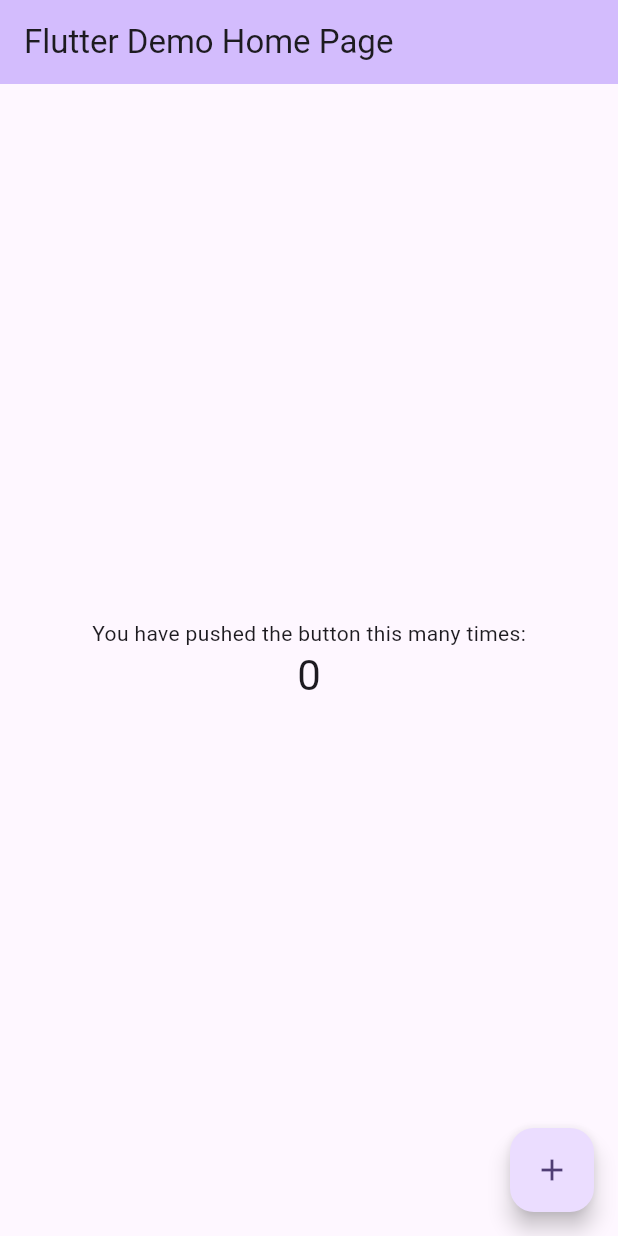
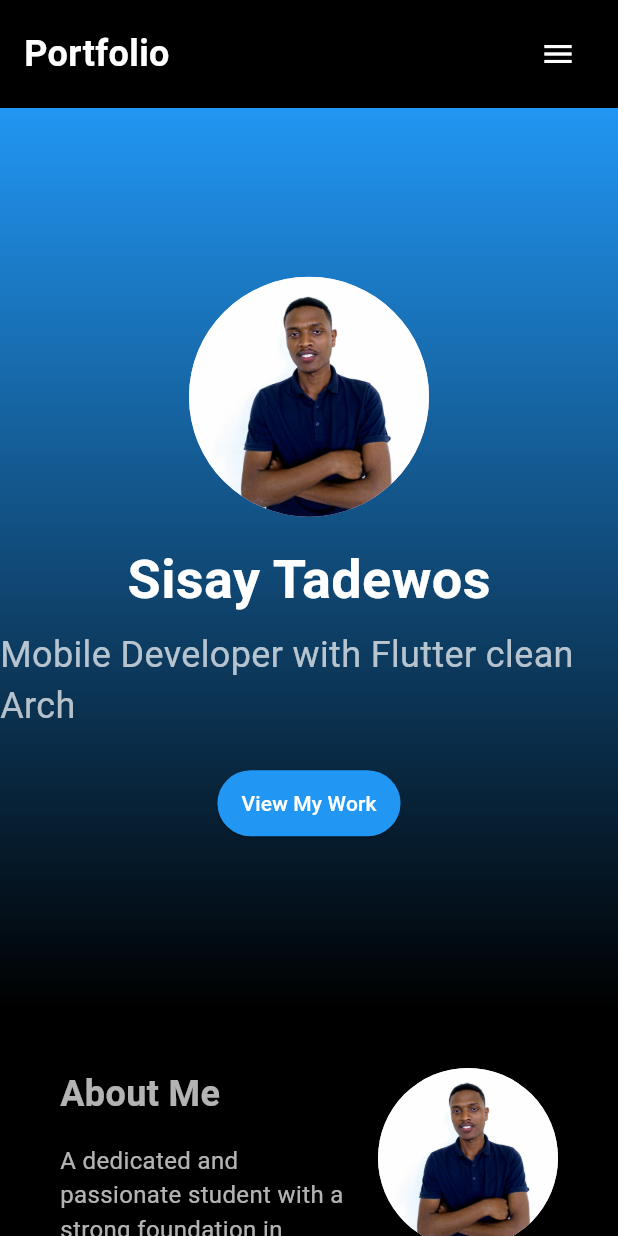
Before and after one commit to Sisyetad/portfolio, a Flutter app: the screen it shows after launch, on a phone screen of 412 x 824 dp. Run offline on Flutter 3.47's test engine with Material 3 defaults, Android fonts, the phone set to English and light mode, and no system bars; drawn by our look-alikes of animated_text_kit; missing offline and left inert: dart:html.

Commit message:
create portfolio with flutter

```diff
--- /dev/null
+++ b/portfolio_project/lib/about_section.dart
@@ -0,0 +1,52 @@
+import 'package:flutter/material.dart';
+import 'package:portfolio_project/usecase.dart';
+
+class AboutSection extends StatelessWidget {
+  const AboutSection({super.key});
+
+  @override
+  Widget build(BuildContext context) {
+    return Container(
+      padding: const EdgeInsets.all(40),
+      child: Row(
+        crossAxisAlignment: CrossAxisAlignment.start,
+        children: [
+          Expanded(
+            child: Column(
+              crossAxisAlignment: CrossAxisAlignment.start,
+              children: [
+                const Text(
+                  'About Me',
+                  style: TextStyle(fontSize: 24, fontWeight: FontWeight.bold),
+                ),
+                const SizedBox(height: 16),
+                const Text(
+                  '''A dedicated and passionate student with a strong foundation in applied mathematics, data structures, and algorithms. Aspiring to become an AI data scientist, I am eager to leverage my analytical and programming skills to develop innovative AI solutions that can drive positive change. Seeking opportunities to further specialize in AI and contribute to impactful projects in the field.''',
+                  style: TextStyle(fontSize: 16),
+                ),
+                const SizedBox(height: 16),
+                ElevatedButton(
+                  onPressed: () {
+                    final useCase = UseCase(
+                      name: 'GitHub',
+                      description: 'My GitHub Profile',
+                      url: 'assets/resume.pdf',
+                    );
+                    useCase.launchURL(useCase.url);
+                  },
+
+                  child: const Text('View Resume'),
+                ),
+              ],
+            ),
+          ),
+          SizedBox(width: 20),
+          const CircleAvatar(
+            radius: 60,
+            backgroundImage: AssetImage('images/portfolio.jpg'),
+          ),
+        ],
+      ),
+    );
+  }
+}
--- /dev/null
+++ b/portfolio_project/lib/home_section.dart
@@ -0,0 +1,79 @@
+import 'package:animated_text_kit/animated_text_kit.dart';
+import 'package:flutter/material.dart';
+import 'package:portfolio_project/usecase.dart';
+
+class HomeSection extends StatelessWidget {
+  const HomeSection({super.key});
+
+  @override
+  Widget build(BuildContext context) {
+    return Container(
+      height: 600,
+      decoration: const BoxDecoration(
+        gradient: LinearGradient(
+          colors: [Colors.blue, Colors.black],
+          begin: Alignment.topCenter,
+          end: Alignment.bottomCenter,
+        ),
+      ),
+      child: Center(
+        child: Column(
+          mainAxisAlignment: MainAxisAlignment.center,
+          children: [
+            const CircleAvatar(
+              radius: 80,
+              backgroundImage: AssetImage('images/portfolio.jpg'),
+            ),
+            const SizedBox(height: 16),
+            const FittedBox(
+              fit: BoxFit.scaleDown,
+              child: Text(
+                'Sisay Tadewos',
+                style: TextStyle(
+                  color: Colors.white,
+                  fontSize: 36,
+                  fontWeight: FontWeight.bold,
+                ),
+                textAlign: TextAlign.center,
+              ),
+            ),
+            const SizedBox(height: 8),
+            AnimatedTextKit(
+              animatedTexts: [
+                TypewriterAnimatedText(
+                  'Mobile Developer with Flutter clean Arch',
+                  textStyle: const TextStyle(
+                    color: Colors.white70,
+                    fontSize: 24,
+                  ),
+                  speed: const Duration(milliseconds: 100),
+                ),
+                TypewriterAnimatedText(
+                  'Backend Developer with Django soon',
+                  textStyle: const TextStyle(
+                    color: Colors.white70,
+                    fontSize: 24,
+                  ),
+                  speed: const Duration(milliseconds: 100),
+                ),
+              ],
+              repeatForever: true,
+            ),
+            const SizedBox(height: 24),
+            ElevatedButton(
+              onPressed: () {
+                final useCase = UseCase(
+                  name: 'GitHub',
+                  description: 'My GitHub Profile',
+                  url: 'https://github.com/Sisyetad',
+                );
+                useCase.launchURL(useCase.url);
+              },
+              child: const Text('View My Work'),
+            ),
+          ],
+        ),
+      ),
+    );
+  }
+}
--- a/portfolio_project/lib/main.dart
+++ b/portfolio_project/lib/main.dart
@@ -1,122 +1,97 @@
 import 'package:flutter/material.dart';
+import 'package:portfolio_project/about_section.dart';
+import 'package:portfolio_project/contact_section.dart';
+import 'package:portfolio_project/education_section.dart';
+import 'package:portfolio_project/home_section.dart';
+import 'package:portfolio_project/navigation.dart';
+import 'package:portfolio_project/skill_section.dart';
 
 void main() {
-  runApp(const MyApp());
+  runApp(const PortfolioApp());
 }
 
-class MyApp extends StatelessWidget {
-  const MyApp({super.key});
+class PortfolioApp extends StatelessWidget {
+  const PortfolioApp({super.key});
 
-  // This widget is the root of your application.
   @override
   Widget build(BuildContext context) {
     return MaterialApp(
-      title: 'Flutter Demo',
+      title: 'My Portfolio',
+      debugShowCheckedModeBanner: false,
       theme: ThemeData(
-        // This is the theme of your application.
-        //
-        // TRY THIS: Try running your application with "flutter run". You'll see
-        // the application has a purple toolbar. Then, without quitting the app,
-        // try changing the seedColor in the colorScheme below to Colors.green
-        // and then invoke "hot reload" (save your changes or press the "hot
-        // reload" button in a Flutter-supported IDE, or press "r" if you used
-        // the command line to start the app).
-        //
-        // Notice that the counter didn't reset back to zero; the application
-        // state is not lost during the reload. To reset the state, use hot
-        // restart instead.
-        //
-        // This works for code too, not just values: Most code changes can be
-        // tested with just a hot reload.
-        colorScheme: ColorScheme.fromSeed(seedColor: Colors.deepPurple),
+        primaryColor: Colors.blue,
+        scaffoldBackgroundColor: Colors.black,
+        textTheme: const TextTheme(
+          displayLarge: TextStyle(
+            color: Colors.white,
+            fontSize: 36,
+            fontWeight: FontWeight.bold,
+          ),
+          displayMedium: TextStyle(
+            color: Colors.white,
+            fontSize: 24,
+            fontWeight: FontWeight.w600,
+          ),
+          bodyLarge: TextStyle(color: Colors.white70, fontSize: 16),
+          bodyMedium: TextStyle(color: Colors.white70, fontSize: 14),
+        ),
+        elevatedButtonTheme: ElevatedButtonThemeData(
+          style: ElevatedButton.styleFrom(
+            backgroundColor: Colors.blue,
+            foregroundColor: Colors.white,
+            padding: const EdgeInsets.symmetric(horizontal: 16, vertical: 12),
+          ),
+        ),
       ),
-      home: const MyHomePage(title: 'Flutter Demo Home Page'),
+      home: const PortfolioHomePage(),
     );
   }
 }
 
-class MyHomePage extends StatefulWidget {
-  const MyHomePage({super.key, required this.title});
-
-  // This widget is the home page of your application. It is stateful, meaning
-  // that it has a State object (defined below) that contains fields that affect
-  // how it looks.
-
-  // This class is the configuration for the state. It holds the values (in this
-  // case the title) provided by the parent (in this case the App widget) and
-  // used by the build method of the State. Fields in a Widget subclass are
-  // always marked "final".
-
-  final String title;
+class PortfolioHomePage extends StatefulWidget {
+  const PortfolioHomePage({super.key});
 
   @override
-  State<MyHomePage> createState() => _MyHomePageState();
+  State<PortfolioHomePage> createState() => _PortfolioHomePageState();
 }
 
-class _MyHomePageState extends State<MyHomePage> {
-  int _counter = 0;
+class _PortfolioHomePageState extends State<PortfolioHomePage> {
+  final ScrollController _scrollController = ScrollController();
+  final List<GlobalKey> _sectionKeys = List.generate(5, (_) => GlobalKey());
 
-  void _incrementCounter() {
-    setState(() {
-      // This call to setState tells the Flutter framework that something has
-      // changed in this State, which causes it to rerun the build method below
-      // so that the display can reflect the updated values. If we changed
-      // _counter without calling setState(), then the build method would not be
-      // called again, and so nothing would appear to happen.
-      _counter++;
-    });
+  void _scrollToSection(int index) {
+    final context = _sectionKeys[index].currentContext;
+    if (context != null) {
+      Scrollable.ensureVisible(
+        context,
+        duration: const Duration(milliseconds: 500),
+        curve: Curves.easeInOut,
+      );
+    }
+  }
+
+  @override
+  void dispose() {
+    _scrollController.dispose();
+    super.dispose();
   }
 
   @override
   Widget build(BuildContext context) {
-    // This method is rerun every time setState is called, for instance as done
-    // by the _incrementCounter method above.
-    //
-    // The Flutter framework has been optimized to make rerunning build methods
-    // fast, so that you can just rebuild anything that needs updating rather
-    // than having to individually change instances of widgets.
     return Scaffold(
-      appBar: AppBar(
-        // TRY THIS: Try changing the color here to a specific color (to
-        // Colors.amber, perhaps?) and trigger a hot reload to see the AppBar
-        // change color while the other colors stay the same.
-        backgroundColor: Theme.of(context).colorScheme.inversePrimary,
-        // Here we take the value from the MyHomePage object that was created by
-        // the App.build method, and use it to set our appbar title.
-        title: Text(widget.title),
-      ),
-      body: Center(
-        // Center is a layout widget. It takes a single child and positions it
-        // in the middle of the parent.
+      body: SingleChildScrollView(
+        controller: _scrollController,
         child: Column(
-          // Column is also a layout widget. It takes a list of children and
-          // arranges them vertically. By default, it sizes itself to fit its
-          // children horizontally, and tries to be as tall as its parent.
-          //
-          // Column has various properties to control how it sizes itself and
-          // how it positions its children. Here we use mainAxisAlignment to
-          // center the children vertically; the main axis here is the vertical
-          // axis because Columns are vertical (the cross axis would be
-          // horizontal).
-          //
-          // TRY THIS: Invoke "debug painting" (choose the "Toggle Debug Paint"
-          // action in the IDE, or press "p" in the console), to see the
-          // wireframe for each widget.
-          mainAxisAlignment: MainAxisAlignment.center,
-          children: <Widget>[
-            const Text('You have pushed the button this many times:'),
-            Text(
-              '$_counter',
-              style: Theme.of(context).textTheme.headlineMedium,
-            ),
+          children: [
+            NavBar(onNavTap: _scrollToSection),
+            HomeSection(key: _sectionKeys[0]),
+            AboutSection(key: _sectionKeys[1]),
+            EducationSection(key: _sectionKeys[2]),
+            SkillsSection(key: _sectionKeys[3]),
+            ContactSection(key: _sectionKeys[4]),
           ],
         ),
       ),
-      floatingActionButton: FloatingActionButton(
-        onPressed: _incrementCounter,
-        tooltip: 'Increment',
-        child: const Icon(Icons.add),
-      ), // This trailing comma makes auto-formatting nicer for build methods.
     );
   }
 }
--- /dev/null
+++ b/portfolio_project/lib/navigation.dart
@@ -0,0 +1,109 @@
+import 'package:flutter/material.dart';
+
+class NavBar extends StatelessWidget {
+  final Function(int) onNavTap;
+
+  const NavBar({super.key, required this.onNavTap});
+
+  @override
+  Widget build(BuildContext context) {
+    final isWide = MediaQuery.of(context).size.width > 768;
+    return Container(
+      padding: const EdgeInsets.symmetric(horizontal: 16, vertical: 12),
+      color: Colors.black87,
+      child: Row(
+        mainAxisAlignment: MainAxisAlignment.spaceBetween,
+        children: [
+          const Text(
+            'Portfolio',
+            style: TextStyle(
+              color: Colors.white,
+              fontSize: 24,
+              fontWeight: FontWeight.bold,
+            ),
+          ),
+          if (isWide)
+            Row(
+              children: [
+                _NavItem(text: 'Home', onTap: () => onNavTap(0)),
+                _NavItem(text: 'About', onTap: () => onNavTap(1)),
+                _NavItem(text: 'Education', onTap: () => onNavTap(2)),
+                _NavItem(text: 'Skills', onTap: () => onNavTap(3)),
+                _NavItem(text: 'Contact', onTap: () => onNavTap(4)),
+              ],
+            )
+          else
+            IconButton(
+              icon: const Icon(Icons.menu, color: Colors.white),
+              onPressed: () {
+                showModalBottomSheet(
+                  context: context,
+                  builder: (context) => Column(
+                    mainAxisSize: MainAxisSize.min,
+                    children: [
+                      ListTile(
+                        title: const Text('Home'),
+                        onTap: () {
+                          onNavTap(0);
+                          Navigator.pop(context);
+                        },
+                      ),
+                      ListTile(
+                        title: const Text('About'),
+                        onTap: () {
+                          onNavTap(1);
+                          Navigator.pop(context);
+                        },
+                      ),
+                      ListTile(
+                        title: const Text('Education'),
+                        onTap: () {
+                          onNavTap(2);
+                          Navigator.pop(context);
+                        },
+                      ),
+                      ListTile(
+                        title: const Text('Skills'),
+                        onTap: () {
+                          onNavTap(3);
+                          Navigator.pop(context);
+                        },
+                      ),
+                      ListTile(
+                        title: const Text('Contact'),
+                        onTap: () {
+                          onNavTap(4);
+                          Navigator.pop(context);
+                        },
+                      ),
+                    ],
+                  ),
+                );
+              },
+            ),
+        ],
+      ),
+    );
+  }
+}
+
+class _NavItem extends StatelessWidget {
+  final String text;
+  final VoidCallback onTap;
+
+  const _NavItem({required this.text, required this.onTap});
+
+  @override
+  Widget build(BuildContext context) {
+    return Padding(
+      padding: const EdgeInsets.symmetric(horizontal: 12),
+      child: GestureDetector(
+        onTap: onTap,
+        child: Text(
+          text,
+          style: const TextStyle(color: Colors.white, fontSize: 16),
+        ),
+      ),
+    );
+  }
+}
--- /dev/null
+++ b/portfolio_project/lib/usecase.dart
@@ -0,0 +1,28 @@
+import 'dart:html' as html;
+import 'package:url_launcher/url_launcher.dart';
+
+class UseCase {
+  final String name;
+  final String description;
+  final String url;
+
+  UseCase({required this.name, required this.description, required this.url});
+
+  Future<void> launchURL(String url) async {
+    final Uri uri = Uri.parse(url);
+    if (!await launchUrl(uri)) {
+      print('Could not launch $url');
+    }
+  }
+
+  void launchEmail(String toEmail, String subject, String body) {
+    final Uri emailUri = Uri(
+      scheme: 'mailto',
+      path: toEmail,
+      queryParameters: {'subject': subject, 'body': body},
+    );
+
+    // This opens the link in a new browser tab (works reliably on web)
+    html.window.open(emailUri.toString(), '_blank');
+  }
+}
```
Also changed, not shown: portfolio_project/lib/contact_section.dart (added, +165 -0 lines), portfolio_project/lib/education_section.dart (added, +51 -0 lines), portfolio_project/lib/skill_section.dart (added, +54 -0 lines), portfolio_project/pubspec.yaml (+7 -3 lines), portfolio_project/images/portfolio.jpg (added), 1 other file.
